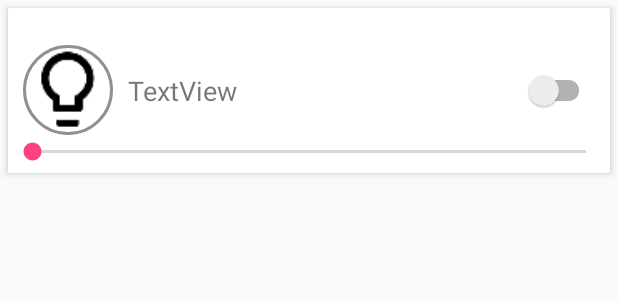
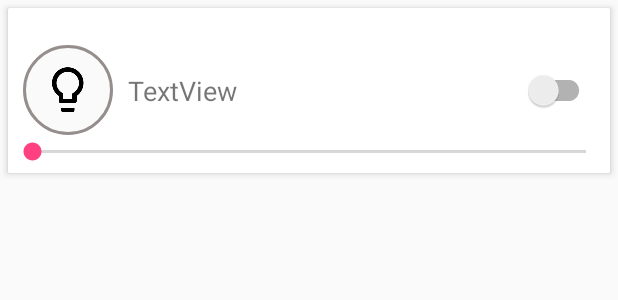
Before and after one commit to henriknelson/android_kyee, an Android app: the layout light_card.xml on its own in the app's theme, with its tools: preview values and no code run, on a phone screen of 412 x 824 dp. Shown: the top 300 px of the screen. Run offline under Robolectric (Android 15) with nearby library versions, the phone set to English and light mode, and no system bars; plain views replace SwitchButton.

Commit message:
Fixed bug with retained 'change color' button view

```diff
--- a/app/build.gradle
+++ b/app/build.gradle
@@ -35,5 +35,6 @@ dependencies {
     androidTestImplementation 'com.android.support.test.espresso:espresso-core:3.0.0'
     compile 'com.github.QuadFlask:colorpicker:0.0.13'
     compile 'com.kyleduo.switchbutton:library:1.4.6'
+    compile 'com.afollestad.material-dialogs:core:0.9.4.6'
     compile project(":kYee")
 }
--- a/app/src/main/java/nu/cliffords/android_kyee/widgets/SetColorButton.kt
+++ b/app/src/main/java/nu/cliffords/android_kyee/widgets/SetColorButton.kt
@@ -10,6 +10,7 @@ import android.view.MotionEvent
 import android.util.Log
 import android.widget.ImageView
 import android.graphics.PorterDuff
+import android.widget.TextView
 
 
 /**
@@ -24,21 +25,14 @@ class SetColorButton @JvmOverloads constructor(
 ) : RelativeLayout(context, attrs, defStyle, defStyleRes){
 
     var clickListener: OnClickListener? = null
-    val myImageView = ImageView(context)
+    var myImageView: ImageView? = null
 
     init {
         val rootView = LayoutInflater.from(context).inflate(R.layout.color_button,this,true)
         this.isClickable = true
 
-        val myDrawable = context.resources.getDrawable(R.drawable.ic_lightbulb)
-        myImageView.setImageDrawable(myDrawable)
-        addView(myImageView)
+        myImageView = findViewById(R.id.imgLightBulbView)
 
-        val lp = RelativeLayout.LayoutParams(RelativeLayout.LayoutParams.WRAP_CONTENT,RelativeLayout.LayoutParams.WRAP_CONTENT)
-        lp.addRule(RelativeLayout.CENTER_IN_PARENT)
-        myImageView.layoutParams = lp
-        myImageView.layoutParams.height = 115
-        myImageView.layoutParams.width = 115
     }
 
     override fun dispatchTouchEvent(event: MotionEvent): Boolean {
@@ -55,10 +49,7 @@ class SetColorButton @JvmOverloads constructor(
 
     fun setButtonBackground(color: Int){
         try {
-            val myDrawable = context.resources.getDrawable(R.drawable.ic_lightbulb)
-            myDrawable.setColorFilter(color, PorterDuff.Mode.SRC_ATOP);
-            myImageView.setImageDrawable(myDrawable)
-            Log.i("android_kyee","puss")
+            myImageView!!.setColorFilter(color, PorterDuff.Mode.SRC_ATOP);
 
         }catch (e:Exception){
             Log.e("android_kyee","Could not set color button color")
--- a/app/src/main/res/drawable/round_button.xml
+++ b/app/src/main/res/drawable/round_button.xml
@@ -2,7 +2,7 @@
 <shape xmlns:android="http://schemas.android.com/apk/res/android"
     android:shape="rectangle">
     <corners android:radius="1000dp" />
-    <solid android:color="#FFFFFF" />
+    <solid android:color="#fafafa" />
     <stroke
         android:width="2dip"
         android:color="#968E8C" />
--- a/app/src/main/res/layout/color_button.xml
+++ b/app/src/main/res/layout/color_button.xml
@@ -1,16 +1,17 @@
 <?xml version="1.0" encoding="utf-8"?>
 <RelativeLayout xmlns:android="http://schemas.android.com/apk/res/android"
-    xmlns:card_view="http://schemas.android.com/apk/res-auto"
+    xmlns:app="http://schemas.android.com/apk/res-auto"
     android:layout_width="60dp"
     android:layout_height="60dp"
     android:background="@drawable/round_button"
     android:layout_centerInParent="true">
 
-<!--<ImageView
-    android:id="@+id/changeColorBtn"
-    android:layout_width="40dp"
-    android:layout_height="40dp"
-    android:layout_centerInParent="true"
-    card_view:srcCompat="@drawable/ic_lightbulb"/>-->
+    <ImageView
+        android:id="@+id/imgLightBulbView"
+        android:layout_width="wrap_content"
+        android:layout_height="wrap_content"
+        android:layout_centerInParent="true"
+        app:srcCompat="@drawable/ic_lightbulb" />
+
 
 </RelativeLayout>
```
Also changed, not shown: app/src/main/java/nu/cliffords/android_kyee/classes/Helpers.kt (+84 -1 lines), app/src/main/java/nu/cliffords/android_kyee/fragments/LightFragment.kt (added, +7 -0 lines), app/src/main/java/nu/cliffords/android_kyee/widgets/LightCardView.kt (+35 -10 lines).
